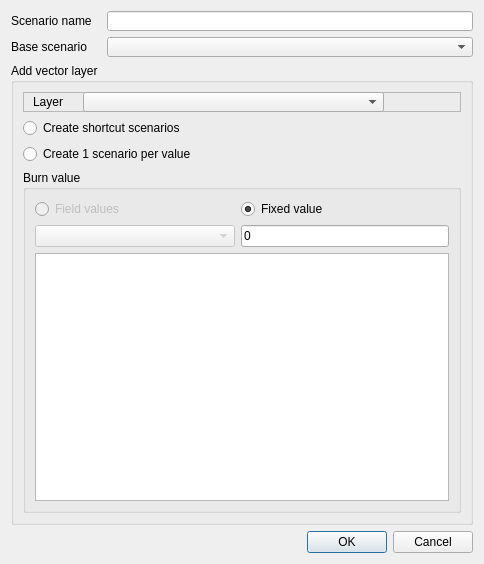
Above: ui/scenario_dialog.ui from MathieuChailloux/MitiConnect before the change. Below: the same form after it.
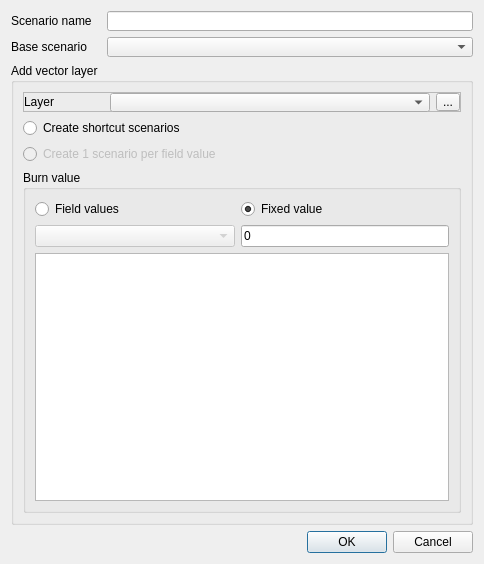
That is the form after the change. Custom widgets are drawn as their Qt base class.

Commit message: UI update (scneraio better, data broken)

```diff
--- a/ui/scenario_dialog.ui
+++ b/ui/scenario_dialog.ui
@@ -104,47 +104,68 @@
         <property name="frameShadow">
          <enum>QFrame::Raised</enum>
         </property>
-        <widget class="QgsMapLayerComboBox" name="scLayer">
-         <property name="geometry">
-          <rect>
-           <x>60</x>
-           <y>0</y>
-           <width>301</width>
-           <height>20</height>
-          </rect>
+        <layout class="QHBoxLayout" name="horizontalLayout">
+         <property name="leftMargin">
+          <number>0</number>
          </property>
-         <property name="minimumSize">
-          <size>
-           <width>0</width>
-           <height>20</height>
-          </size>
+         <property name="topMargin">
+          <number>0</number>
          </property>
-         <property name="maximumSize">
-          <size>
-           <width>16777214</width>
-           <height>20</height>
-          </size>
+         <property name="rightMargin">
+          <number>0</number>
          </property>
-        </widget>
-        <widget class="QLabel" name="label_4">
-         <property name="geometry">
-          <rect>
-           <x>10</x>
-           <y>0</y>
-           <width>90</width>
-           <height>20</height>
-          </rect>
+         <property name="bottomMargin">
+          <number>0</number>
          </property>
-         <property name="minimumSize">
-          <size>
-           <width>90</width>
-           <height>0</height>
-          </size>
-         </property>
-         <property name="text">
-          <string>Layer</string>
-         </property>
-        </widget>
+         <item>
+          <widget class="QLabel" name="label_4">
+           <property name="sizePolicy">
+            <sizepolicy hsizetype="Fixed" vsizetype="Fixed">
+             <horstretch>0</horstretch>
+             <verstretch>0</verstretch>
+            </sizepolicy>
+           </property>
+           <property name="minimumSize">
+            <size>
+             <width>29</width>
+             <height>0</height>
+            </size>
+           </property>
+           <property name="maximumSize">
+            <size>
+             <width>80</width>
+             <height>16777215</height>
+            </size>
+           </property>
+           <property name="text">
+            <string>Layer</string>
+           </property>
+          </widget>
+         </item>
+         <item>
+          <widget class="QgsMapLayerComboBox" name="scLayerCombo">
+           <property name="minimumSize">
+            <size>
+             <width>0</width>
+             <height>19</height>
+            </size>
+           </property>
+           <property name="maximumSize">
+            <size>
+             <width>16777214</width>
+             <height>20</height>
+            </size>
+           </property>
+          </widget>
+         </item>
+         <item>
+          <widget class="QToolButton" name="scLayerButton">
+           <property name="text">
+            <string>...</string>
+           </property>
+          </widget>
+         </item>
+        </layout>
        </widget>
       </item>
       <item>
@@ -168,6 +189,9 @@
       </item>
       <item>
        <widget class="QRadioButton" name="scPerValue">
+        <property name="enabled">
+         <bool>false</bool>
+        </property>
         <property name="minimumSize">
          <size>
           <width>151</width>
@@ -181,7 +205,7 @@
          </size>
         </property>
         <property name="text">
-         <string>Create 1 scenario per value</string>
+         <string>Create 1 scenario per field value</string>
         </property>
        </widget>
       </item>
@@ -209,7 +233,7 @@
          <item row="0" column="0">
           <widget class="QRadioButton" name="scFieldMode">
            <property name="enabled">
-            <bool>false</bool>
+            <bool>true</bool>
            </property>
            <property name="text">
             <string>Field values</string>
```
The commit also changes 5 other files.
